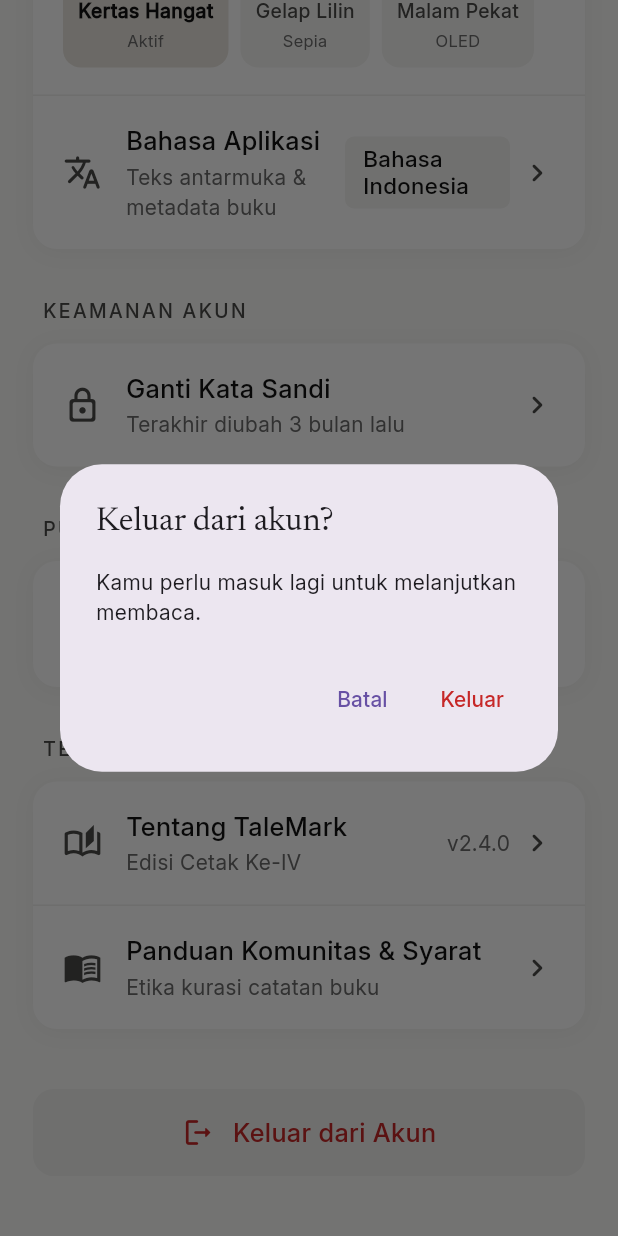
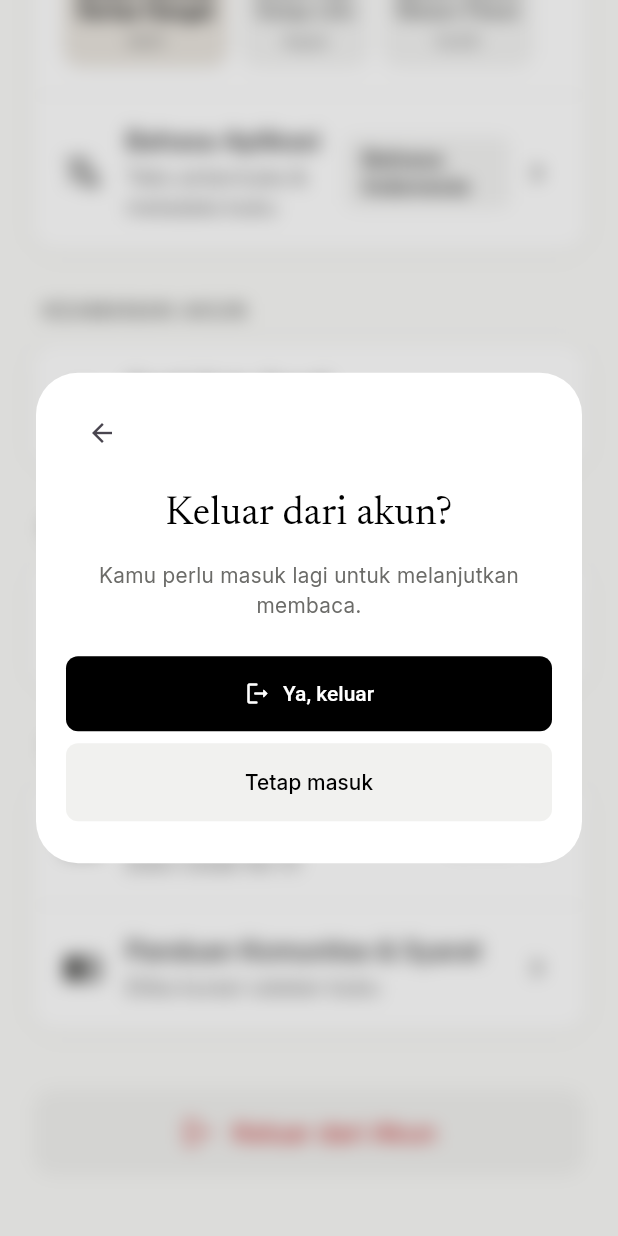
Before and after one commit to raaneyy/TaleMark, a Flutter app: the SettingsScreen screen opened directly, scrolled down 341 dp, after a tap on "Keluar dari Akun", on a phone screen of 412 x 824 dp. Run offline on Flutter 3.47's test engine with Material 3 defaults, Android fonts, the phone set to English and light mode, and no system bars; our stand-ins replace image_picker; missing offline and left inert: mobile_scanner.

Commit message:
Menyamakan style dialog konfirmasi logout dengan dialog Lupa Password (latar blur, kotak putih, tombol hitam)

```diff
--- a/lib/widgets/setting_screen.dart
+++ b/lib/widgets/setting_screen.dart
@@ -1,4 +1,6 @@
+import 'dart:ui';
 import 'package:flutter/material.dart';
+import '../app_theme.dart';
 
 // ─────────────────────── Konstanta desain ───────────────────────
 const _kBg = Color(0xFFFAFAF8);
@@ -151,23 +153,69 @@ class _SettingsScreenState extends State<SettingsScreen> {
   Future<void> _confirmLogout() async {
     final ok = await showDialog<bool>(
       context: context,
-      builder: (ctx) => AlertDialog(
-        title: const Text(
+      barrierColor: Colors.black12,
+      builder: (ctx) => BackdropFilter(
+        // Latar belakang diburamkan, sama seperti dialog Lupa Password
+        filter: ImageFilter.blur(sigmaX: 6, sigmaY: 6),
+        child: Dialog(
+          backgroundColor: Colors.white,
+          insetPadding: const EdgeInsets.symmetric(horizontal: 24),
+          shape: RoundedRectangleBorder(
+            borderRadius: BorderRadius.circular(28),
+          ),
+          child: Padding(
+            padding: const EdgeInsets.fromLTRB(20, 16, 20, 28),
+            child: Column(
+              mainAxisSize: MainAxisSize.min,
+              crossAxisAlignment: CrossAxisAlignment.stretch,
+              children: [
+                // Tombol kembali (←) di kiri atas
+                Align(
+                  alignment: Alignment.centerLeft,
+                  child: IconButton(
+                    onPressed: () => Navigator.pop(ctx, false),
+                    icon: const Icon(Icons.arrow_back, size: 20),
+                    padding: EdgeInsets.zero,
+                    constraints: const BoxConstraints(),
+                  ),
+                ),
+                const SizedBox(height: 12),
+                Text(
                   'Keluar dari akun?',
-          style: TextStyle(fontFamily: _kSerif, fontSize: 22),
+                  style: AppTheme.serif(size: 26),
+                  textAlign: TextAlign.center,
                 ),
-        content: const Text('Kamu perlu masuk lagi untuk melanjutkan membaca.'),
-        actions: [
+                const SizedBox(height: 12),
+                const Text(
+                  'Kamu perlu masuk lagi untuk melanjutkan membaca.',
+                  style: TextStyle(fontSize: 14, color: AppTheme.muted),
+                  textAlign: TextAlign.center,
+                ),
+                const SizedBox(height: 24),
+                // Tombol utama: hitam (mengikuti tema TaleMark)
+                ElevatedButton.icon(
+                  onPressed: () => Navigator.pop(ctx, true),
+                  icon: const Icon(Icons.logout_rounded, size: 18),
+                  label: const Text('Ya, keluar'),
+                ),
+                const SizedBox(height: 8),
+                // Tombol kedua: abu-abu
                 TextButton(
                   onPressed: () => Navigator.pop(ctx, false),
-            child: const Text('Batal'),
+                  style: TextButton.styleFrom(
+                    backgroundColor: AppTheme.fieldColor,
+                    foregroundColor: Colors.black,
+                    padding: const EdgeInsets.symmetric(vertical: 16),
+                    shape: RoundedRectangleBorder(
+                      borderRadius: BorderRadius.circular(8),
                     ),
-          TextButton(
-            onPressed: () => Navigator.pop(ctx, true),
-            style: TextButton.styleFrom(foregroundColor: _kDanger),
-            child: const Text('Keluar'),
+                  ),
+                  child: const Text('Tetap masuk'),
                 ),
               ],
+            ),
+          ),
+        ),
       ),
     );
     if (ok == true && mounted) {
```
Lines whose indentation alone changed are shown as unchanged.
